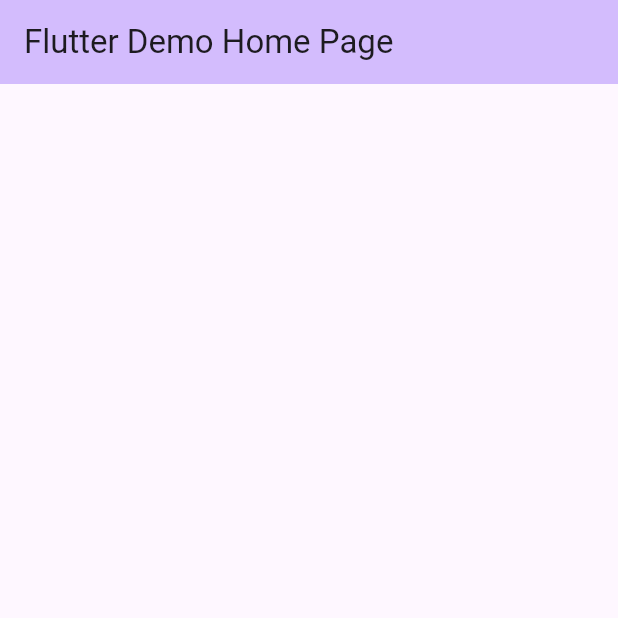
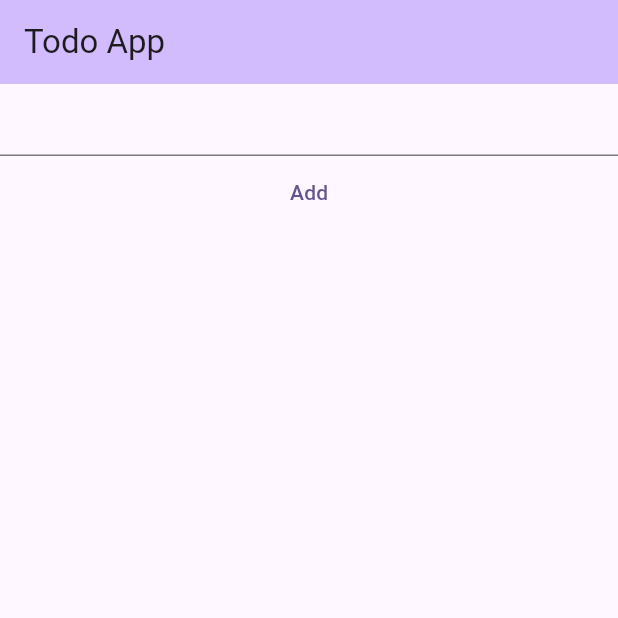
Before and after one commit to Sneha-Sonkar/Todo-flutter, a Flutter app: the screen it shows after launch, on a phone screen of 412 x 824 dp, the top half of it. Run offline on Flutter 3.47's test engine with Material 3 defaults, Android fonts, the phone set to English and light mode, and no system bars.

Commit message:
ui+added functionality

```diff
--- /dev/null
+++ b/lib/homepage.dart
@@ -0,0 +1,63 @@
+import 'package:flutter/material.dart';
+
+class MyHomePage extends StatefulWidget {
+  const MyHomePage({super.key, required this.title});
+
+  final String title;
+
+  @override
+  State<MyHomePage> createState() => _MyHomePageState();
+}
+
+class _MyHomePageState extends State<MyHomePage> {
+  String inputString = "";
+  List<String> todos = [];
+
+ void _addItem() {
+   setState(() {
+      todos.add(inputString);
+    });
+  }
+
+  @override
+  Widget build(BuildContext context) {
+    return Scaffold(
+      appBar: AppBar(
+        backgroundColor: Theme.of(context).colorScheme.inversePrimary,
+
+        title: Text(widget.title),
+      ),
+      body: Center(
+        child: Column(
+          children: [
+            TextField(
+              onChanged:(text){
+                setState(() {
+                inputString = text;
+                });
+
+              } ,
+            ),
+            TextButton(
+
+              onPressed: _addItem,
+              child: Text('Add'),
+              ),
+             Expanded(
+              child: ListView.builder(
+                itemCount: todos.length,
+                itemBuilder: (context, index) {
+                  return ListTile(
+                    title: Text(todos[index]),
+                  );
+                },
+              ),
+            ),
+        ]
+        ),
+
+      ),
+
+    );
+  }
+}
--- a/lib/main.dart
+++ b/lib/main.dart
@@ -1,4 +1,5 @@
 import 'package:flutter/material.dart';
+import 'package:todo_app/homepage.dart';
 
 void main() {
   runApp(const MyApp());
@@ -10,48 +11,12 @@ class MyApp extends StatelessWidget {
   @override
   Widget build(BuildContext context) {
     return MaterialApp(
-      title: 'Flutter Demo',
+      title: 'Todo App',
       theme: ThemeData(
         colorScheme: ColorScheme.fromSeed(seedColor: Colors.deepPurple),
         useMaterial3: true,
       ),
-      home: const MyHomePage(title: 'Flutter Demo Home Page'),
+      home: const MyHomePage(title: 'Todo App'),
     );
   }
 }
-
-class MyHomePage extends StatefulWidget {
-  const MyHomePage({super.key, required this.title});
-
-  final String title;
-
-  @override
-  State<MyHomePage> createState() => _MyHomePageState();
-}
-
-class _MyHomePageState extends State<MyHomePage> {
-  int _counter = 0;
-
-  void _incrementCounter() {
-    setState(() {
-      _counter++;
-    });
-  }
-
-  @override
-  Widget build(BuildContext context) {
-    return Scaffold(
-      appBar: AppBar(
-        backgroundColor: Theme.of(context).colorScheme.inversePrimary,
-
-        title: Text(widget.title),
-      ),
-      body: Center(
-        child: Column(
-
-        )
-      ),
-
-    );
-  }
-}
```
